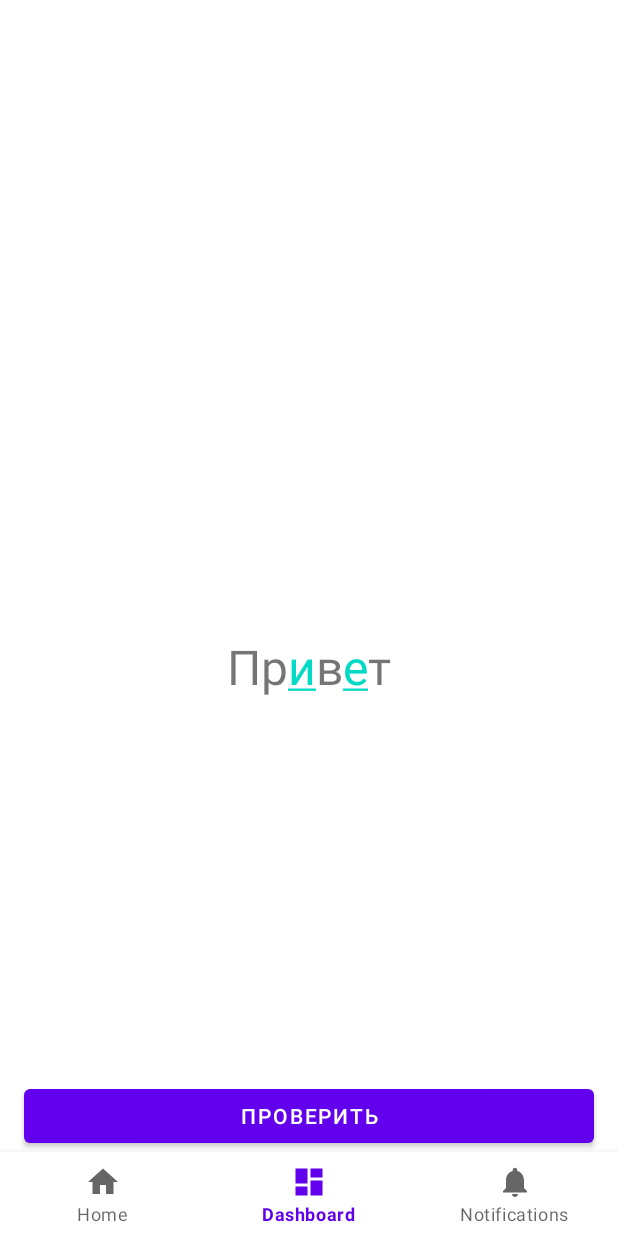
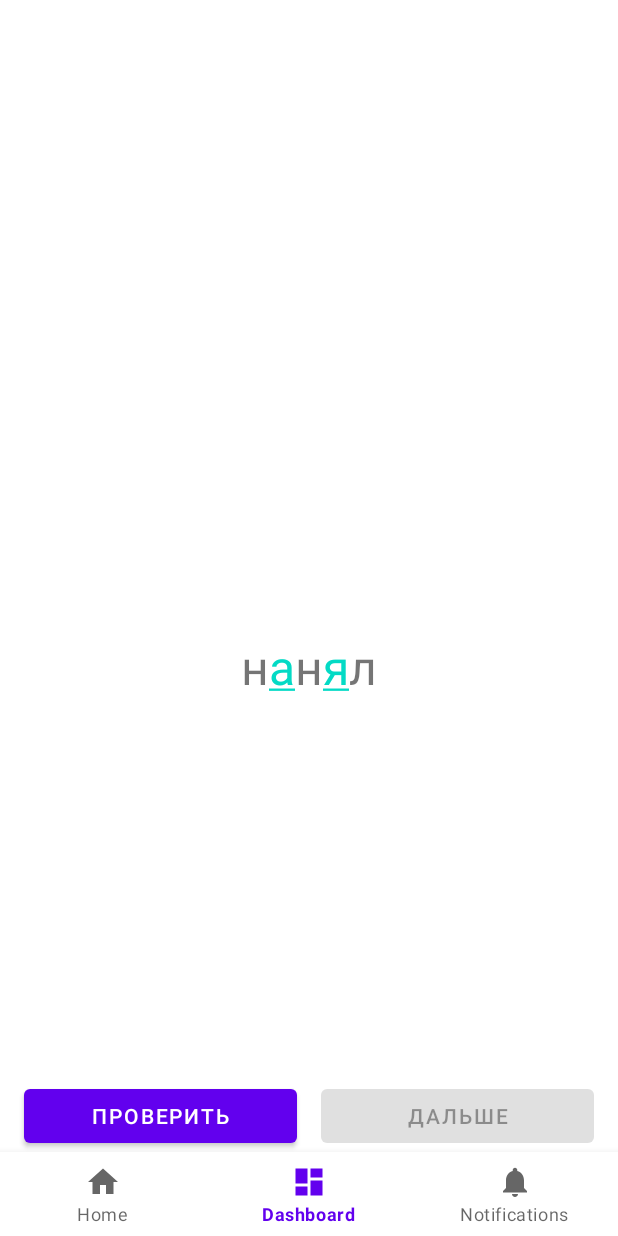
Before and after one commit to sekirindm/MyPetProject2, an Android app: the screen it shows after launch (MainActivity), item 2 of the bottom bar chosen, on a phone screen of 412 x 824 dp. Run offline under Robolectric (Android 15) with nearby library versions, the phone set to English and light mode, and no system bars; our stand-ins replace navigation-ui.

Commit message:
сделал вывод очков после окончания игры

```diff
--- a/app/build.gradle
+++ b/app/build.gradle
@@ -1,6 +1,7 @@
 plugins {
     id 'com.android.application'
     id 'org.jetbrains.kotlin.android'
+    id 'androidx.navigation.safeargs'
 }
 
 android {
@@ -43,9 +44,10 @@ dependencies {
     implementation 'androidx.constraintlayout:constraintlayout:2.1.4'
     implementation 'androidx.lifecycle:lifecycle-livedata-ktx:2.6.1'
     implementation 'androidx.lifecycle:lifecycle-viewmodel-ktx:2.6.1'
-    implementation 'androidx.navigation:navigation-fragment-ktx:2.5.3'
-    implementation 'androidx.navigation:navigation-ui-ktx:2.5.3'
+    implementation "androidx.navigation:navigation-fragment-ktx:2.5.3"
+    implementation "androidx.navigation:navigation-ui-ktx:2.5.3"
     testImplementation 'junit:junit:4.13.2'
     androidTestImplementation 'androidx.test.ext:junit:1.1.5'
     androidTestImplementation 'androidx.test.espresso:espresso-core:3.5.1'
+
 }
--- a/app/src/main/java/com/example/mypetproject2/MainActivity.kt
+++ b/app/src/main/java/com/example/mypetproject2/MainActivity.kt
@@ -19,6 +19,7 @@ class MainActivity : AppCompatActivity() {
         super.onCreate(savedInstanceState)
 
 
+
         binding = ActivityMainBinding.inflate(layoutInflater)
         setContentView(binding.root)
 
--- /dev/null
+++ b/app/src/main/java/com/example/mypetproject2/data/Stress.kt
@@ -0,0 +1,145 @@
+package com.example.mypetproject2.data
+
+val stress = listOf<String>(
+    "нАнял",
+    "солгалА",
+    "сытА",
+    "облегчИть",
+    "снятА",
+    "Иконопись",
+    "пОгнутый",
+    "грУшевый",
+    "кровоточИть",
+    "надОлго",
+    "намЕрение",
+    "еретИк",
+    "наделИт",
+    "эпИграф",
+    "двИжимый",
+    "киломЕтр",
+    "мЕстностей",
+    "аэропОрты",
+    "Отрочество",
+    "понЯвший",
+    "начАвший",
+    "манЯщий",
+    "каталОг",
+    "начАв",
+    "избалОванный",
+    "звонИт",
+    "нарвалА",
+    "обогналА",
+    "дефИс",
+    "знАчимый",
+    "апострОф",
+    "сирОты",
+    "кУхонный",
+    "вручИт",
+    "налитА",
+    "завИдно",
+    "крАны",
+    "красИвейший",
+    "дозвонЯтся",
+    "освЕдомишься",
+    "принятА",
+    "бралАсь",
+    "довЕрху",
+    "некролОг",
+    "заперлАсь",
+    "свЁкла",
+    "повторИт",
+    "лЕкторов",
+    "экспЕрт",
+    "профессорОв",
+    "щемИт",
+    "прозорлИва",
+    "вероисповЕдание",
+    "сОгнутый",
+    "поднЯв",
+    "досУг",
+    "навЕрх",
+    "крАны",
+    "углублЁнный",
+    "окружИт",
+    "кАшлянуть",
+    "прозорлИва",
+    "донЕльзя",
+    "накренИться",
+    "вероисповЕдание",
+    "оптОвый",
+    "заперлА",
+    "красИвее",
+    "прожОрлива",
+    "плодоносИть",
+    "сверлИт",
+    "прИнятый",
+    "ждалА",
+    "углубИть",
+    "мЕстностей",
+    "закУпорить",
+    "зАгнутый",
+    "прозорлИва",
+    "диспансЕр",
+    "корЫсть",
+    "послАла",
+    "срЕдства",
+    "укрепИт",
+    "слИвовый",
+    "локтЕй",
+    "бухгАлтеров",
+    "прИнял",
+    "отключЁнный",
+    "мЕстностей",
+    "обнялАсь",
+    "Иксы",
+    "облегчИт",
+    "нанЯвшийся",
+    "донЕльзя",
+    "накренИтся",
+    "дозИровать",
+    "столЯр",
+    "ворвалАсь",
+    "поднЯв",
+    "прИнятый",
+    "тУфля",
+    "крАлась",
+    "цЕнтнер",
+    "цемЕнт",
+    "цепОчка",
+    "пОручни",
+    "портфЕль",
+    "воссоздалА",
+    "гналА",
+    "гналАсь",
+    "добралА",
+    "дозИровать",
+    "жилОсь",
+    "закУпорить",
+    "запломбировАть",
+    "защемИт",
+    "назвалАсь",
+    "нарвалА",
+    "обзвонИт",
+    "обнялАсь",
+    "озлОбить",
+    "оклЕить",
+    "окружИт",
+    "опОшлить",
+    "отбылА",
+    "повторИт",
+    "довезЁнный",
+    "заселЁнный",
+    "заселенА",
+    "кормЯщий",
+    "налИвший",
+    "низведЁнный",
+    "облегчЁнный",
+    "ободрЁнный",
+    "обострЁнный",
+    "отключЁнный",
+    "повторЁнный",
+    "поделЁнный",
+    "понЯвший",
+    "приручЁнный",
+    "снЯтый",
+)
--- a/app/src/main/java/com/example/mypetproject2/features/SplashScreenFragment.kt
+++ b/app/src/main/java/com/example/mypetproject2/features/SplashScreenFragment.kt
@@ -2,6 +2,7 @@ package com.example.mypetproject2.features
 
 import android.os.Bundle
 import android.os.Handler
+import android.os.Looper
 import android.view.LayoutInflater
 import android.view.View
 import android.view.ViewGroup
@@ -40,10 +41,9 @@ class SplashScreenFragment : Fragment() {
 
     override fun onViewCreated(view: View, savedInstanceState: Bundle?) {
         super.onViewCreated(view, savedInstanceState)
-        Handler().postDelayed({
+        Handler(Looper.getMainLooper()).postDelayed({
             requireActivity().supportFragmentManager.beginTransaction().remove(this).commit() // Закрываем заставку
-        }, SPLASH_SCREEN_DELAY)
-    }
+        }, SPLASH_SCREEN_DELAY) }
 
     companion object {
          val SPLASH_SCREEN_DELAY: Long = 2000
--- a/app/src/main/java/com/example/mypetproject2/features/ui/dashboard/GamesFragment.kt
+++ /dev/null
@@ -1,135 +0,0 @@
-package com.example.mypetproject2.features.ui.dashboard
-
-import android.graphics.Color
-import android.os.Bundle
-import android.text.Spannable
-import android.text.SpannableString
-import android.text.SpannableStringBuilder
-import android.text.method.LinkMovementMethod
-import android.text.style.ClickableSpan
-import android.text.style.ForegroundColorSpan
-import android.util.Log
-import android.view.LayoutInflater
-import android.view.View
-import android.view.ViewGroup
-import android.widget.TextView
-import androidx.fragment.app.Fragment
-import androidx.lifecycle.ViewModelProvider
-import com.example.mypetproject2.R
-import com.example.mypetproject2.databinding.FragmentGamesBinding
-import com.example.mypetproject2.databinding.FragmentHomeBinding
-
-class GamesFragment : Fragment() {
-
-    private var _binding: FragmentGamesBinding? = null
-    private val binding get() = _binding!!
-
-    private lateinit var tvWord: TextView
-    private var selectedVowelIndex: Int = -1
-
-    override fun onCreateView(
-        inflater: LayoutInflater,
-        container: ViewGroup?,
-        savedInstanceState: Bundle?,
-    ): View? {
-        _binding = FragmentGamesBinding.inflate(inflater, container, false)
-        val rootView = binding.root
-
-        tvWord = binding.tvWord
-        val buttonCheck = binding.bCheck
-        buttonCheck.setOnClickListener { checkWord() }
-
-        val word = "Привет"
-        val spannableStringBuilder = SpannableStringBuilder(word)
-
-        for (i in 0 until word.length) {
-            val character = word[i]
-            if (isVowel(character)) {
-                val clickableSpan = object : ClickableSpan() {
-                    override fun onClick(view: View) {
-                        if (selectedVowelIndex != -1) {
-                            spannableStringBuilder.setSpan(
-                                ForegroundColorSpan(Color.BLACK),
-                                selectedVowelIndex,
-                                selectedVowelIndex + 1,
-                                Spannable.SPAN_EXCLUSIVE_EXCLUSIVE
-                            )
-                            val lowercaseChar =
-                                spannableStringBuilder[selectedVowelIndex].lowercaseChar()
-                            spannableStringBuilder.replace(
-                                selectedVowelIndex,
-                                selectedVowelIndex + 1,
-                                lowercaseChar.toString()
-                            )
-                        }
-
-                        spannableStringBuilder.setSpan(
-                            ForegroundColorSpan(Color.BLACK),
-                            i,
-                            i + 1,
-                            SpannableStringBuilder.SPAN_EXCLUSIVE_EXCLUSIVE
-                        )
-                        val uppercaseChar = character.uppercaseChar()
-
-                        spannableStringBuilder.replace(i, i + 1, uppercaseChar.toString())
-
-                        selectedVowelIndex = i
-
-                        tvWord.text = spannableStringBuilder
-                    }
-                }
-                spannableStringBuilder.setSpan(clickableSpan, i, i + 1, 0)
-            }
-        }
-        tvWord.text = spannableStringBuilder
-        tvWord.movementMethod = LinkMovementMethod.getInstance()
-
-        return rootView
-    }
-
-    private fun isVowel(c: Char): Boolean {
-        val vowels = listOf('а', 'е', 'ё', 'и', 'о', 'у', 'ы', 'э', 'ю', 'я')
-        return c.lowercaseChar() in vowels
-    }
-
-    private fun checkWord() {
-        if (selectedVowelIndex != -1) {
-            val word = tvWord.text.toString()
-            val selectedVowel = word[selectedVowelIndex]
-            val correctVowel = 'е' // Здесь нужно указать правильную гласную букву
-
-            val spannableStringBuilder = SpannableStringBuilder(word)
-
-            for (i in 0 until word.length) {
-                val character = word[i]
-                if (isVowel(character)) {
-                    if (character.equals(correctVowel, ignoreCase = true)) {
-                        spannableStringBuilder.setSpan(
-                            ForegroundColorSpan(Color.GREEN),
-                            i,
-                            i + 1,
-                            SpannableStringBuilder.SPAN_EXCLUSIVE_EXCLUSIVE
-                        )
-                    } else {
-                        spannableStringBuilder.setSpan(
-                            ForegroundColorSpan(Color.RED),
-                            i,
-                            i + 1,
-                            SpannableStringBuilder.SPAN_EXCLUSIVE_EXCLUSIVE
-                        )
-                    }
-                }
-            }
-            tvWord.text = spannableStringBuilder
-        }
-    }
-
-    override fun onViewCreated(view: View, savedInstanceState: Bundle?) {
-        super.onViewCreated(view, savedInstanceState)
-    }
-
-    override fun onDestroyView() {
-        super.onDestroyView()
-        _binding = null
-    }
-}
--- /dev/null
+++ b/app/src/main/java/com/example/mypetproject2/features/ui/games/GamesFragment.kt
@@ -0,0 +1,206 @@
+package com.example.mypetproject2.features.ui.games
+
+import android.graphics.Color
+import android.os.Bundle
+import android.text.Spannable
+import android.text.SpannableString
+import android.text.SpannableStringBuilder
+import android.text.method.LinkMovementMethod
+import android.text.style.CharacterStyle
+import android.text.style.ClickableSpan
+import android.text.style.ForegroundColorSpan
+import android.util.Log
+import android.view.LayoutInflater
+import android.view.View
+import android.view.ViewGroup
+import android.widget.TextView
+import android.widget.Toast
+import androidx.fragment.app.Fragment
+import androidx.lifecycle.ViewModelProvider
+import androidx.navigation.fragment.findNavController
+import com.example.mypetproject2.R
+import com.example.mypetproject2.data.stress
+import com.example.mypetproject2.databinding.FragmentGamesBinding
+import com.example.mypetproject2.databinding.FragmentHomeBinding
+import java.util.*
+
+class GamesFragment : Fragment() {
+    private var _binding: FragmentGamesBinding? = null
+    private val binding get() = _binding!!
+
+    private lateinit var tvWord: TextView
+    private var selectedVowelIndex: Int = -1
+    private var wordIndex: Int = 0
+    private lateinit var spannableStringBuilder: SpannableStringBuilder
+    private var selectedVowelChar: Char? = null
+    private var score: Int = 0
+    private var totalAttempts: Int = 0
+
+    override fun onCreateView(
+        inflater: LayoutInflater,
+        container: ViewGroup?,
+        savedInstanceState: Bundle?,
+    ): View? {
+        _binding = FragmentGamesBinding.inflate(inflater, container, false)
+        val rootView = binding.root
+
+        tvWord = binding.tvWord
+        val buttonCheck = binding.bCheck
+        val buttonNextWord = binding.bNextWord
+        buttonCheck.setOnClickListener { checkWordTest() }
+
+        buttonNextWord.setOnClickListener { showNextWord() }
+
+        clickOnWord()
+        tvWord.text = spannableStringBuilder
+        tvWord.movementMethod = LinkMovementMethod.getInstance()
+
+        return rootView
+    }
+
+    private fun isVowel(c: Char): Boolean {
+        val vowels = listOf('а', 'е', 'ё', 'и', 'о', 'у', 'ы', 'э', 'ю', 'я')
+        return c.lowercaseChar() in vowels
+    }
+
+    private fun clickOnWord() {
+        val word = stress[wordIndex]
+        spannableStringBuilder = SpannableStringBuilder(word.lowercase(Locale.getDefault()))
+
+        for (i in word.indices) {
+            val character = word[i]
+            if (isVowel(character)) {
+                val clickableSpan = object : ClickableSpan() {
+                    override fun onClick(view: View) {
+                        if (selectedVowelIndex != -1) {
+                            spannableStringBuilder.setSpan(
+                                ForegroundColorSpan(Color.BLACK),
+                                selectedVowelIndex,
+                                selectedVowelIndex + 1,
+                                Spannable.SPAN_EXCLUSIVE_EXCLUSIVE
+                            )
+                            val lowercaseChar =
+                                spannableStringBuilder[selectedVowelIndex].lowercaseChar()
+                            spannableStringBuilder.replace(
+                                selectedVowelIndex,
+                                selectedVowelIndex + 1,
+                                lowercaseChar.toString()
+                            )
+                        }
+
+                        spannableStringBuilder.setSpan(
+                            ForegroundColorSpan(Color.BLACK),
+                            i,
+                            i + 1,
+                            Spannable.SPAN_EXCLUSIVE_EXCLUSIVE
+                        )
+                        val uppercaseChar = character.uppercaseChar()
+
+                        spannableStringBuilder.replace(i, i + 1, uppercaseChar.toString())
+
+                        selectedVowelIndex = i
+                        selectedVowelChar = character
+
+                        tvWord.text = spannableStringBuilder
+
+                        binding.bNextWord.isEnabled = true // Включение кнопки "Дальше" после выбора гласной буквы
+                    }
+                }
+                spannableStringBuilder.setSpan(clickableSpan, i, i + 1,
+                    Spannable.SPAN_EXCLUSIVE_EXCLUSIVE)
+            }
+        }
+        binding.bNextWord.isEnabled = false
+    }
+
+    private fun showNextWord() {
+        if (selectedVowelIndex != -1) {
+            wordIndex = (wordIndex + 1) % stress.size // Получение нового индекса слова
+
+            clickOnWord()
+
+            binding.tvWord.text = spannableStringBuilder // Обновление отображения нового слова
+
+            selectedVowelChar = null // Сброс выбранной гласной буквы
+            selectedVowelIndex = -1 // Сброс индекса выбранной гласной буквы
+
+            binding.bNextWord.isEnabled = false // Отключение кнопки "Дальше"
+        }
+    }
+
+    private fun checkWordTest() {
+        if (selectedVowelIndex != -1) {
+            val word = stress[wordIndex]
+            val correctIndex = stress[wordIndex].indexOfFirst { it.isUpperCase() }
+
+            val resultSpannableStringBuilder = SpannableStringBuilder(word.lowercase(Locale.ROOT))
+
+            for (i in 0 until word.length) {
+                val character = word[i]
+                if (isVowel(character)) {
+                    val span: CharacterStyle = if (i == correctIndex) {
+                        ForegroundColorSpan(Color.GREEN) // Зеленый цвет для правильного ответа
+                    } else {
+                        ForegroundColorSpan(Color.RED) // Красный цвет для неправильного ответа
+                    }
+                    resultSpannableStringBuilder.setSpan(
+                        span,
+                        i,
+                        i + 1,
+                        Spannable.SPAN_EXCLUSIVE_EXCLUSIVE
+                    )
+                }
+            }
+
+            selectedVowelChar?.let { selectedChar ->
+                val selectedCharIndex = word.indexOf(selectedChar)
+                val color = if (selectedCharIndex == correctIndex) Color.GREEN else Color.RED
+
+                resultSpannableStringBuilder.setSpan(
+                    ForegroundColorSpan(color),
+                    selectedCharIndex,
+                    selectedCharIndex + 1,
+                    Spannable.SPAN_EXCLUSIVE_EXCLUSIVE
+                )
+                resultSpannableStringBuilder.replace(
+                    selectedCharIndex,
+                    selectedCharIndex + 1,
+                    selectedChar.toString().uppercase()
+                )
+            }
+
+            tvWord.text = resultSpannableStringBuilder
+            spannableStringBuilder = resultSpannableStringBuilder
+
+            updateScore(correctIndex == selectedVowelIndex)
+            totalAttempts++
+            if (totalAttempts >= 15) {
+                showGameResults()
+            }
+        }
+    }
+
+    private fun updateScore(isCorrect: Boolean) {
+        if (isCorrect) {
+            score++
+        } else {
+            score = maxOf(0, score - 1) // Очки не могут быть отрицательными
+        }
+    }
+
+    private fun showGameResults() {
+        val percentage = (score.toFloat() / totalAttempts.toFloat()) * 100
+        val action = GamesFragmentDirections.actionNavigationDashboardToGameFinishedFragment(score,
+            percentage)
+        findNavController().navigate(action)
+    }
+
+    override fun onViewCreated(view: View, savedInstanceState: Bundle?) {
+        super.onViewCreated(view, savedInstanceState)
+    }
+
+    override fun onDestroyView() {
+        super.onDestroyView()
+        _binding = null
+    }
+}
--- a/app/src/main/java/com/example/mypetproject2/features/ui/dashboard/GamesViewModel.kt
+++ b/app/src/main/java/com/example/mypetproject2/features/ui/games/GamesViewModel.kt
@@ -1,4 +1,4 @@
-package com.example.mypetproject2.features.ui.dashboard
+package com.example.mypetproject2.features.ui.games
 
 import androidx.lifecycle.LiveData
 import androidx.lifecycle.MutableLiveData
--- a/app/src/main/java/com/example/mypetproject2/features/ui/notifications/ProfileFragment.kt
+++ b/app/src/main/java/com/example/mypetproject2/features/ui/profile/ProfileFragment.kt
@@ -1,4 +1,4 @@
-package com.example.mypetproject2.features.ui.notifications
+package com.example.mypetproject2.features.ui.profile
 
 import android.os.Bundle
 import android.view.LayoutInflater
--- a/app/src/main/java/com/example/mypetproject2/features/ui/notifications/ProfileViewModel.kt
+++ b/app/src/main/java/com/example/mypetproject2/features/ui/profile/ProfileViewModel.kt
@@ -1,4 +1,4 @@
-package com.example.mypetproject2.features.ui.notifications
+package com.example.mypetproject2.features.ui.profile
 
 import androidx.lifecycle.LiveData
 import androidx.lifecycle.MutableLiveData
--- a/app/src/main/res/layout/fragment_games.xml
+++ b/app/src/main/res/layout/fragment_games.xml
@@ -4,7 +4,7 @@
     xmlns:tools="http://schemas.android.com/tools"
     android:layout_width="match_parent"
     android:layout_height="match_parent"
-    tools:context=".features.ui.dashboard.GamesFragment">
+    tools:context=".features.ui.games.GamesFragment">
 
     <TextView
         android:id="@+id/tv_word"
@@ -26,10 +26,21 @@
         android:layout_width="0dp"
         android:layout_height="wrap_content"
         android:layout_marginStart="16dp"
+        android:layout_marginBottom="56dp"
+        android:text="проверить"
+        app:layout_constraintEnd_toStartOf="@+id/b_next_word"
+        app:layout_constraintBottom_toBottomOf="parent"
+        app:layout_constraintStart_toStartOf="parent" />
+
+    <Button
+        android:id="@+id/b_next_word"
+        android:layout_width="0dp"
+        android:layout_height="wrap_content"
+        android:layout_marginStart="16dp"
         android:layout_marginEnd="16dp"
         android:layout_marginBottom="56dp"
-        android:text="проверить"
+        android:text="дальше"
         app:layout_constraintBottom_toBottomOf="parent"
         app:layout_constraintEnd_toEndOf="parent"
-        app:layout_constraintStart_toStartOf="parent" />
+        app:layout_constraintStart_toEndOf="@+id/b_check" />
 </androidx.constraintlayout.widget.ConstraintLayout>
--- a/app/src/main/res/layout/fragment_profile.xml
+++ b/app/src/main/res/layout/fragment_profile.xml
@@ -4,7 +4,7 @@
     xmlns:tools="http://schemas.android.com/tools"
     android:layout_width="match_parent"
     android:layout_height="match_parent"
-    tools:context=".features.ui.notifications.ProfileFragment">
+    tools:context=".features.ui.profile.ProfileFragment">
 
     <TextView
         android:id="@+id/text_notifications"
--- a/app/src/main/res/navigation/mobile_navigation.xml
+++ b/app/src/main/res/navigation/mobile_navigation.xml
@@ -19,21 +19,34 @@
 
     <fragment
         android:id="@+id/navigation_dashboard"
-        android:name="com.example.mypetproject2.features.ui.dashboard.GamesFragment"
+        android:name="com.example.mypetproject2.features.ui.games.GamesFragment"
         android:label="@string/title_dashboard"
         tools:layout="@layout/fragment_games" >
         <action
-            android:id="@+id/action_navigation_dashboard_to_navigation_home"
-            app:destination="@id/navigation_home" />
+            android:id="@+id/action_navigation_dashboard_to_gameFinishedFragment"
+            app:destination="@id/gameFinishedFragment" />
     </fragment>
 
     <fragment
         android:id="@+id/navigation_notifications"
-        android:name="com.example.mypetproject2.features.ui.notifications.ProfileFragment"
+        android:name="com.example.mypetproject2.features.ui.profile.ProfileFragment"
         android:label="@string/title_notifications"
-        tools:layout="@layout/fragment_profile" >
-        <action
-            android:id="@+id/action_navigation_notifications_to_navigation_home"
-            app:destination="@id/navigation_home" />
+        tools:layout="@layout/fragment_profile" />
+    <fragment
+        android:id="@+id/gameFinishedFragment"
+        android:name="com.example.mypetproject2.features.GameFinishedFragment"
+        android:label="fragment_game_finished"
+        tools:layout="@layout/fragment_game_finished" >
+        <argument
+            android:name="score"
+            app:argType="integer" />
+        <argument
+            android:name="percentage"
+            app:argType="float" />
+
+        <!--        <argument-->
+<!--            android:name="incorrectAnswers"-->
+<!--            app:argType="integer"/>-->
+
     </fragment>
 </navigation>
--- a/app/src/main/res/values/strings.xml
+++ b/app/src/main/res/values/strings.xml
@@ -3,4 +3,9 @@
     <string name="title_home">Home</string>
     <string name="title_dashboard">Dashboard</string>
     <string name="title_notifications">Notifications</string>
+    <!-- TODO: Remove or change this placeholder text -->
+    <string name="hello_blank_fragment">Hello blank fragment</string>
+    <string name="score_answers">Ваш счет: %s</string>
+    <string name="score_percentage">Процент правильных ответов: %s</string>
+    <string name="count_of_right_answers">%1$d / %2$d правильных ответов</string>
 </resources>
--- a/build.gradle
+++ b/build.gradle
@@ -3,4 +3,10 @@ plugins {
     id 'com.android.application' version '7.4.1' apply false
     id 'com.android.library' version '7.4.1' apply false
     id 'org.jetbrains.kotlin.android' version '1.8.0' apply false
+
+    id 'androidx.navigation.safeargs' version '2.5.3' apply false
 }
+
+task clean(type: Delete) {
+    delete rootProject.buildDir
+}
```
Also changed, not shown: app/src/main/java/com/example/mypetproject2/features/GameFinishedFragment.kt (added, +47 -0 lines), app/src/main/res/layout/fragment_game_finished.xml (added, +52 -0 lines).
